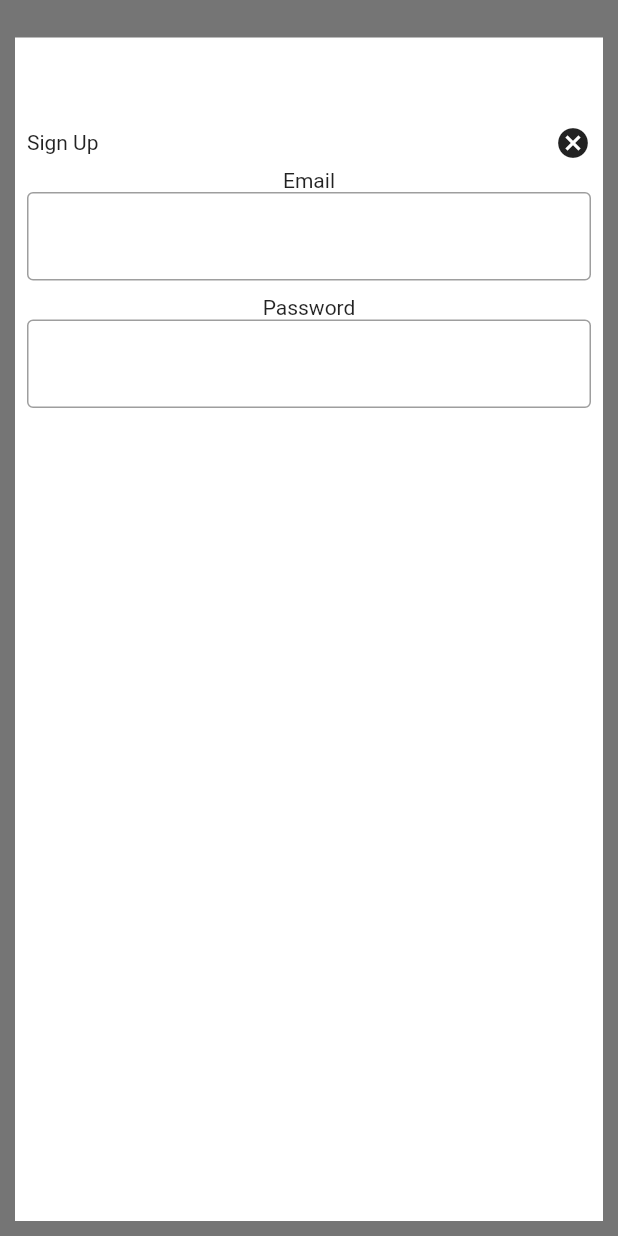
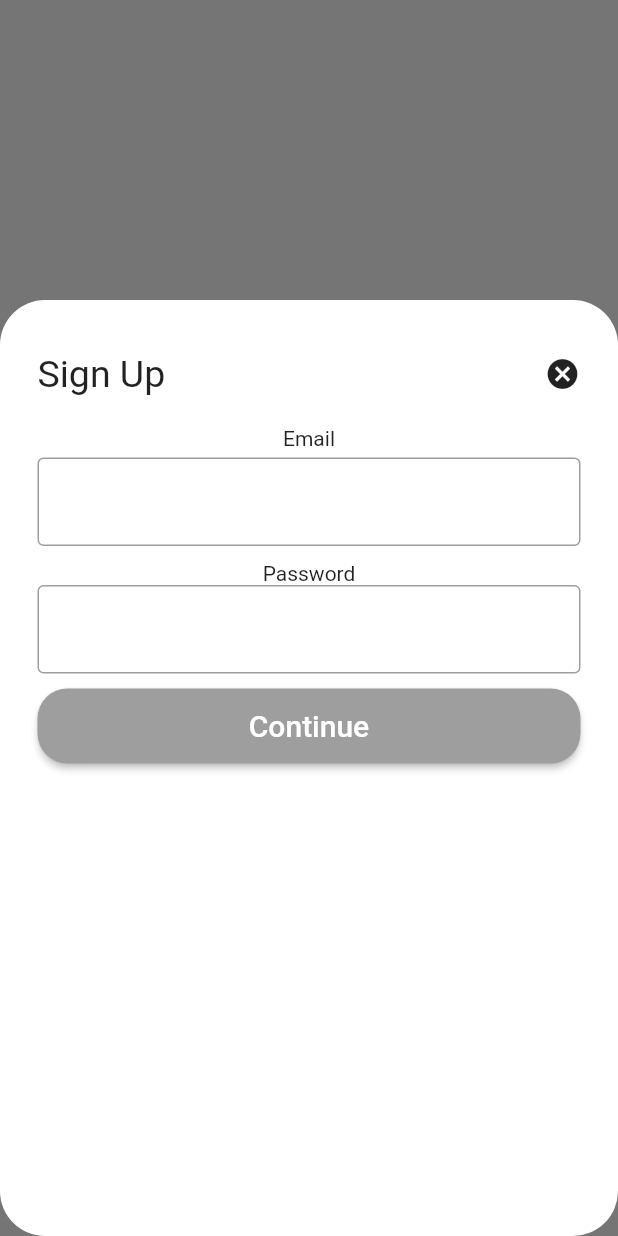
Before and after one commit to Dapo-dan/insight_timer_ui, a Flutter app: the SignUpScreen screen opened directly, on a phone screen of 412 x 824 dp. Run offline on Flutter 3.47's test engine with Material 2 defaults, Android fonts, the phone set to English and light mode, and no system bars.

Commit message:
Signup screen

```diff
--- a/lib/Screens/signUpScreen.dart
+++ b/lib/Screens/signUpScreen.dart
@@ -8,31 +8,43 @@ class SignUpScreen extends StatelessWidget {
     return Scaffold(
       backgroundColor: Colors.grey[600],
       body: Container(
-        padding: const EdgeInsets.only(top: 50),
-        margin: const EdgeInsets.fromLTRB(10, 25, 10, 10),
-        color: Colors.white,
+        padding: const EdgeInsets.fromLTRB(10, 20, 10, 0),
+        margin: const EdgeInsets.only(
+          top: 200,
+        ),
         decoration: BoxDecoration(
-          borderRadius: BorderRadius.circular(8),
+          color: Colors.white,
+          borderRadius: BorderRadius.circular(30),
         ),
         child: ListView(
-          padding: const EdgeInsets.all(8),
+          padding: const EdgeInsets.all(15),
           children: [
             Column(
               children: [
                 Row(
                   children: const [
-                    Text('Sign Up'),
+                    Text(
+                      'Sign Up',
+                      style: TextStyle(fontSize: 25),
+                    ),
                     Spacer(),
                     Icon(Icons.cancel)
                   ],
                 ),
                 const SizedBox(
+                  height: 20,
+                ),
+                const Text(
+                  'Email',
+                  textAlign: TextAlign.left,
+                ),
+                const SizedBox(
                   height: 5,
                 ),
-                const Text('Email'),
                 const TextField(
                   obscureText: true,
                   decoration: InputDecoration(
+                    fillColor: Colors.white,
                     border: OutlineInputBorder(),
                   ),
                 ),
@@ -45,7 +57,30 @@ class SignUpScreen extends StatelessWidget {
                   decoration: InputDecoration(
                     border: OutlineInputBorder(),
                   ),
-                )
+                ),
+                const SizedBox(
+                  height: 10,
+                ),
+                ElevatedButton(
+                    child: const Text(
+                      "Continue",
+                      style: TextStyle(fontSize: 20, color: Colors.white),
+                    ),
+                    style: ElevatedButton.styleFrom(
+                      padding: const EdgeInsets.fromLTRB(40, 10, 40, 10),
+                      minimumSize: const Size(400, 50),
+                      shape: RoundedRectangleBorder(
+                          borderRadius: BorderRadius.circular(20)),
+                      primary: Colors.grey,
+                      onSurface: Colors.grey,
+                    ),
+                    onPressed: () {
+                      Navigator.push(
+                        context,
+                        MaterialPageRoute(
+                            builder: (context) => const SignUpScreen()),
+                      );
+                    }),
               ],
             ),
           ],
```
